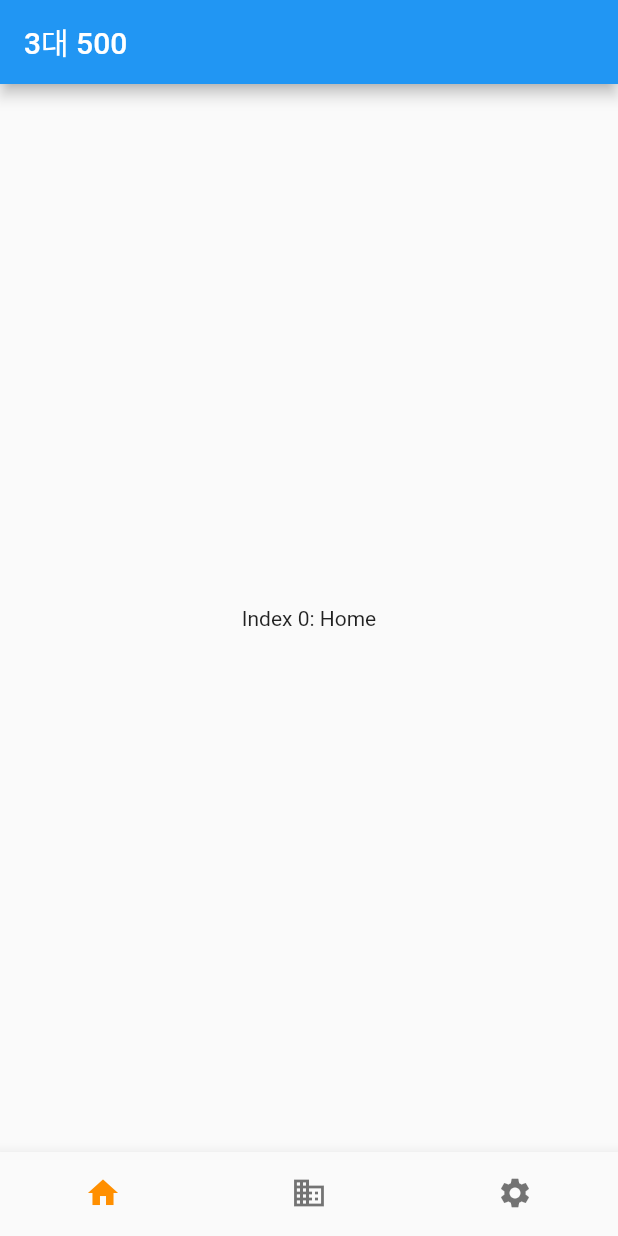
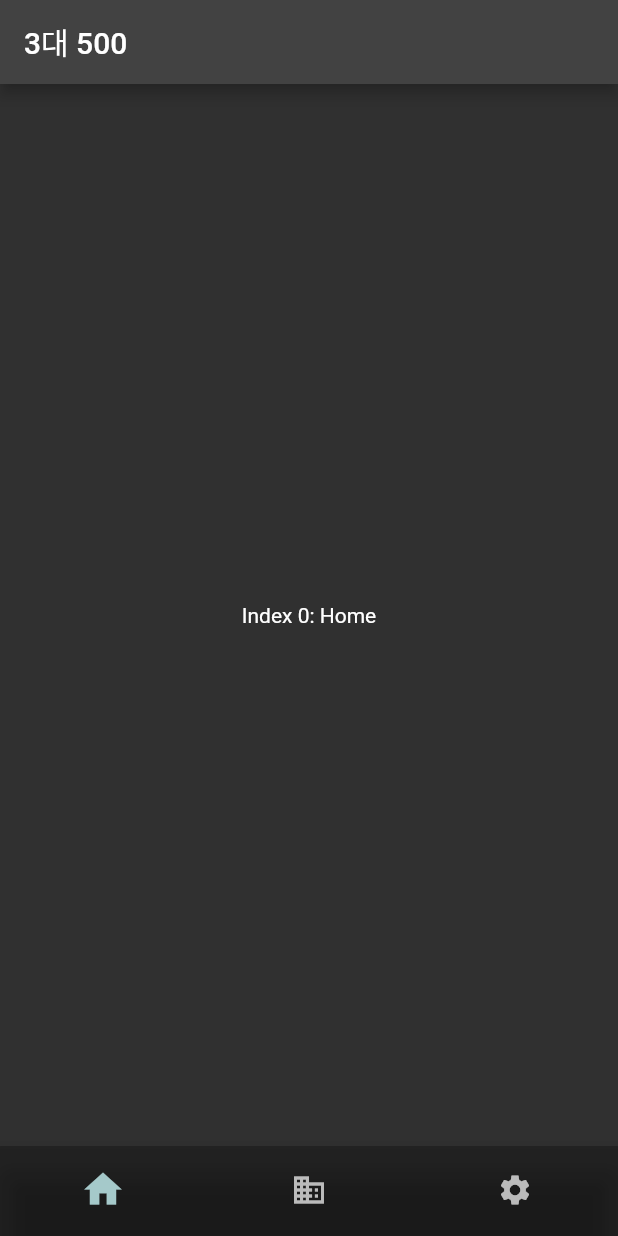
Before and after one commit to mcoding777/Flutter_Health, a Flutter app: the screen it shows after launch, on a phone screen of 412 x 824 dp. Run offline on Flutter 3.47's test engine with Material 2 defaults, Android fonts, the phone set to English and light mode, and no system bars.

Commit message:
feat: 테마 변경

```diff
--- a/lib/main.dart
+++ b/lib/main.dart
@@ -2,6 +2,7 @@ import 'package:flutter/material.dart';
 import 'package:health/screen/splash_screen.dart';
 
 import './screen/splash_screen.dart';
+import './style/color.dart';
 
 void main() {
   runApp(const MyApp());
@@ -10,13 +11,18 @@ void main() {
 class MyApp extends StatelessWidget {
   const MyApp({Key? key}) : super(key: key);
 
-  // This widget is the root of your application.
   @override
   Widget build(BuildContext context) {
     return MaterialApp(
         title: 'Flutter Demo',
-        theme: ThemeData(
-          primarySwatch: Colors.blue,
+        theme: ThemeData.dark().copyWith(
+          bottomNavigationBarTheme: BottomNavigationBarThemeData(
+            backgroundColor: Colors.black26,
+            selectedIconTheme: IconThemeData(
+              size: 30,
+              color: selectedColor,
+            ),
+          ),
         ),
         home: const SplashScreen());
   }
--- /dev/null
+++ b/lib/style/color.dart
@@ -0,0 +1,4 @@
+import 'package:flutter/material.dart';
+
+Color backgroundColor = const Color(0xFF212121);
+Color selectedColor = const Color(0xFFA5C9CA);
```
